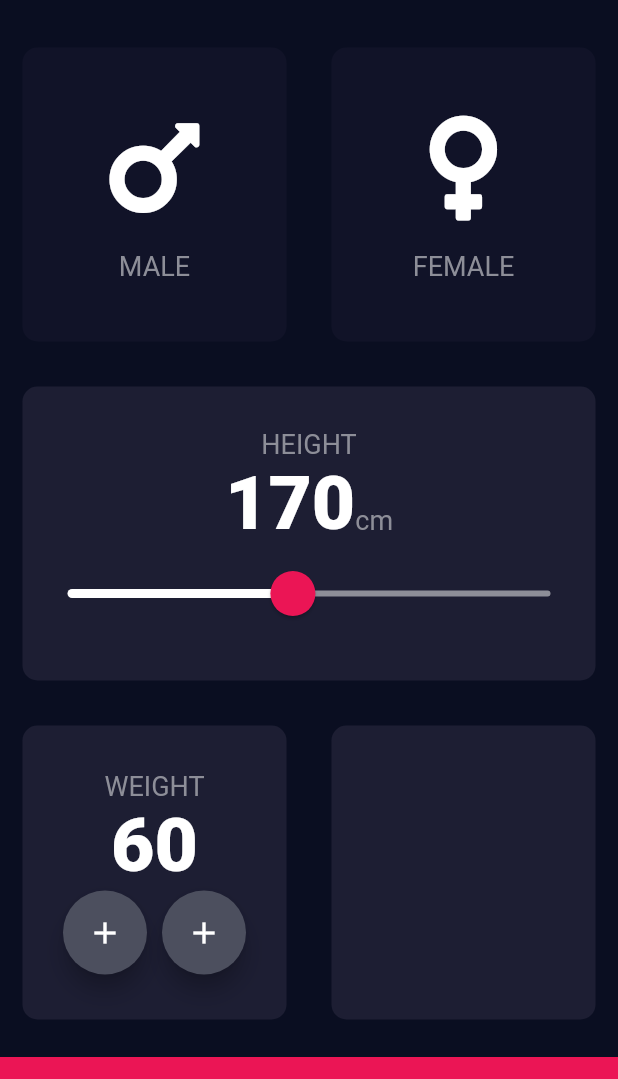
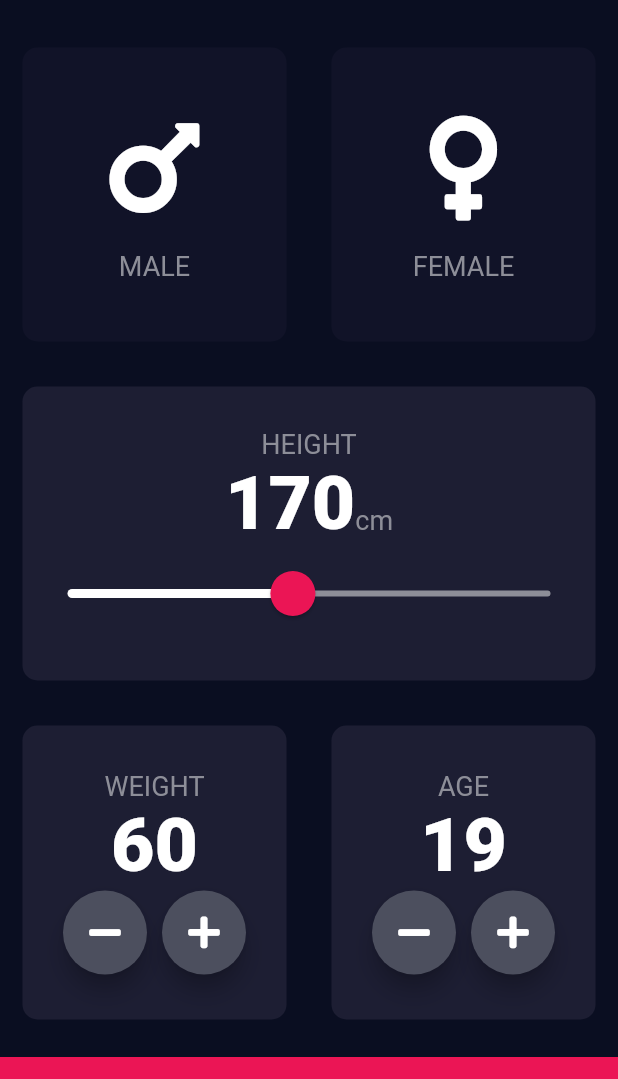
Before and after one commit to jerrycychen/bmi-calculator, a Flutter app: the screen it shows after launch, on a phone screen of 412 x 824 dp, the part 59-1138 px from its top. Run offline on Flutter 3.47's test engine with Material 2 defaults, Android fonts, the phone set to English and light mode, and no system bars; our stand-ins replace font_awesome_flutter.

Commit message:
Add Weight & Age Cards + Upgrade pre 1.12 Android projects

```diff
--- a/lib/input_page.dart
+++ b/lib/input_page.dart
@@ -13,9 +13,10 @@ class InputPage extends StatefulWidget {
 }
 
 class _InputPageState extends State<InputPage> {
-  Gender gender;
+  Gender selectedGender;
   int height = 170;
   int weight = 60;
+  int age = 19;
 
   @override
   Widget build(BuildContext context) {
@@ -32,7 +33,7 @@ class _InputPageState extends State<InputPage> {
               children: <Widget>[
                 Expanded(
                   child: ReusableCard(
-                    color: gender == Gender.male
+                    color: selectedGender == Gender.male
                         ? kActiveCardColor
                         : kInactiveCardColor,
                     cardChild: IconContent(
@@ -41,14 +42,14 @@ class _InputPageState extends State<InputPage> {
                     ),
                     onTap: () {
                       setState(() {
-                        gender = Gender.male;
+                        selectedGender = Gender.male;
                       });
                     },
                   ),
                 ),
                 Expanded(
                   child: ReusableCard(
-                    color: gender == Gender.female
+                    color: selectedGender == Gender.female
                         ? kActiveCardColor
                         : kInactiveCardColor,
                     cardChild: IconContent(
@@ -135,25 +136,23 @@ class _InputPageState extends State<InputPage> {
                         Row(
                           mainAxisAlignment: MainAxisAlignment.center,
                           children: <Widget>[
-                            FloatingActionButton(
-                              backgroundColor: Color(0xFF4C4F5E),
-                              child: Icon(
-                                Icons.add,
-                                color: Colors.white,
-                              ),
-                              onPressed: null,
-                            ),
+                            RoundIconButton(
+                                icon: FontAwesomeIcons.minus,
+                                onPressed: () {
+                                  setState(() {
+                                    weight--;
+                                  });
+                                }),
                             SizedBox(
                               width: 10.0,
                             ),
-                            FloatingActionButton(
-                              backgroundColor: Color(0xFF4C4F5E),
-                              child: Icon(
-                                Icons.add,
-                                color: Colors.white,
-                              ),
-                              onPressed: null,
-                            ),
+                            RoundIconButton(
+                                icon: FontAwesomeIcons.plus,
+                                onPressed: () {
+                                  setState(() {
+                                    weight++;
+                                  });
+                                }),
                           ],
                         ),
                       ],
@@ -163,6 +162,41 @@ class _InputPageState extends State<InputPage> {
                 Expanded(
                   child: ReusableCard(
                     color: kActiveCardColor,
+                    cardChild: Column(
+                      mainAxisAlignment: MainAxisAlignment.center,
+                      children: <Widget>[
+                        Text(
+                          'AGE',
+                          style: kLabelTextStyle,
+                        ),
+                        Text(
+                          age.toString(),
+                          style: kNumberTextStyle,
+                        ),
+                        Row(
+                          mainAxisAlignment: MainAxisAlignment.center,
+                          children: <Widget>[
+                            RoundIconButton(
+                                icon: FontAwesomeIcons.minus,
+                                onPressed: () {
+                                  setState(() {
+                                    age--;
+                                  });
+                                }),
+                            SizedBox(
+                              width: 10.0,
+                            ),
+                            RoundIconButton(
+                                icon: FontAwesomeIcons.plus,
+                                onPressed: () {
+                                  setState(() {
+                                    age++;
+                                  });
+                                }),
+                          ],
+                        ),
+                      ],
+                    ),
                   ),
                 ),
               ],
@@ -179,3 +213,24 @@ class _InputPageState extends State<InputPage> {
     );
   }
 }
+
+class RoundIconButton extends StatelessWidget {
+  RoundIconButton({@required this.icon, @required this.onPressed});
+  final IconData icon;
+  final Function onPressed;
+
+  @override
+  Widget build(BuildContext context) {
+    return RawMaterialButton(
+      shape: CircleBorder(),
+      fillColor: Color(0xFF4C4F5E),
+      constraints: BoxConstraints.tightFor(
+        width: 56.0,
+        height: 56.0,
+      ),
+      elevation: 6.0,
+      onPressed: onPressed,
+      child: Icon(icon),
+    );
+  }
+}
--- a/lib/reusable_card.dart
+++ b/lib/reusable_card.dart
@@ -1,11 +1,11 @@
 import 'package:flutter/material.dart';
 
 class ReusableCard extends StatelessWidget {
-  ReusableCard({@required this.color, this.cardChild, this.onTap});
+  ReusableCard({@required this.color, this.cardChild, this.onPress});
 
   final Color color;
   final Widget cardChild;
-  final Function onTap;
+  final Function onPress;
 
   @override
   Widget build(BuildContext context) {
@@ -18,7 +18,7 @@ class ReusableCard extends StatelessWidget {
         ),
         margin: EdgeInsets.all(15.0),
       ),
-      onTap: onTap,
+      onTap: onPress,
     );
   }
 }
```
Also changed, not shown: 4 other files.
